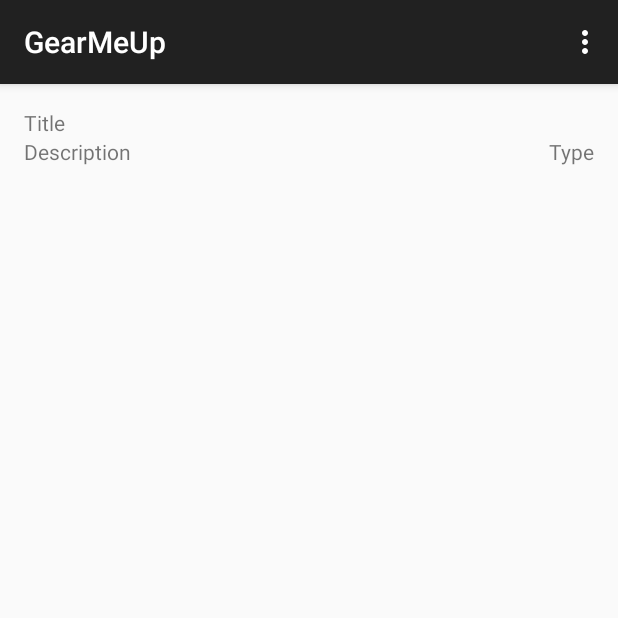
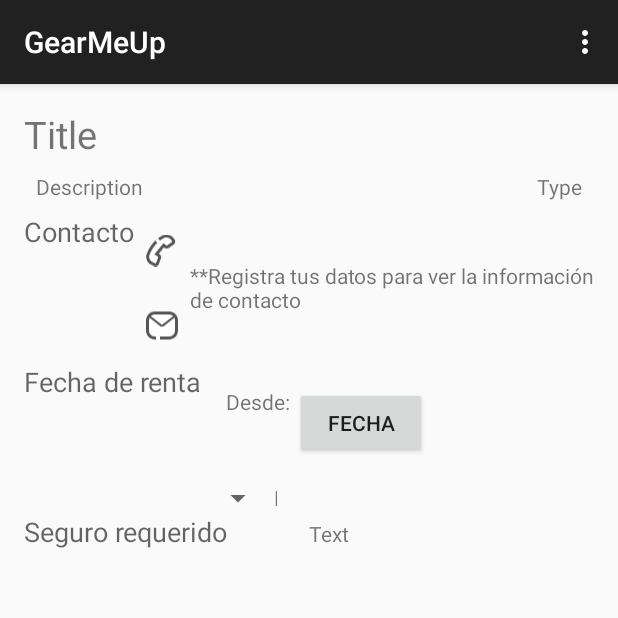
Before and after one commit to ozkarram/gear_me_up, an Android app: the MainActivity screen opened directly, with no data from a screen before it, on a phone screen of 412 x 824 dp, the top half of it. Run offline under Robolectric (Android 15) with nearby library versions, the phone set to English and light mode, and no system bars.

Commit message:
avance en muestra de datos

```diff
--- a/app/src/main/java/com/crashdev/gearmeup/MainActivity.java
+++ b/app/src/main/java/com/crashdev/gearmeup/MainActivity.java
@@ -22,18 +22,8 @@
         return true;
     }
 
-    @Override
-    public boolean onOptionsItemSelected(MenuItem item) {
-        // Handle action bar item clicks here. The action bar will
-        // automatically handle clicks on the Home/Up button, so long
-        // as you specify a parent activity in AndroidManifest.xml.
-        int id = item.getItemId();
+    private void init() {
+        //init date picker
 
-        //noinspection SimplifiableIfStatement
-        if (id == R.id.action_settings) {
-            return true;
-        }
-
-        return super.onOptionsItemSelected(item);
     }
 }
--- a/app/src/main/res/layout/activity_main.xml
+++ b/app/src/main/res/layout/activity_main.xml
@@ -15,11 +15,13 @@
         android:id="@+id/title_offer"
         android:layout_width="match_parent"
         android:layout_height="wrap_content"
+        android:textSize="@dimen/title_text_size"
         android:text="Title"/>
     <LinearLayout
         android:layout_width="match_parent"
         android:layout_height="wrap_content"
-        android:orientation="horizontal">
+        android:orientation="horizontal"
+        android:padding="@dimen/desc_margin">
 
 
         <TextView
@@ -34,8 +36,131 @@
             android:layout_width="wrap_content"
             android:layout_height="wrap_content"
             android:layout_weight="1"
-            android:gravity="right"
+            android:gravity="end"
             android:text="Type"/>
+    </LinearLayout>
+
+    <LinearLayout
+        android:layout_width="match_parent"
+        android:layout_height="100dp"
+        android:orientation="horizontal">
+        <TextView
+            android:layout_width="wrap_content"
+            android:layout_height="wrap_content"
+            android:text="@string/contact_text"
+            android:textAppearance="?android:attr/textAppearanceMedium"/>
+
+        <LinearLayout
+            android:layout_width="wrap_content"
+            android:layout_height="match_parent"
+            android:orientation="vertical">
+            <ImageView
+                android:layout_width="wrap_content"
+                android:layout_height="wrap_content"
+                android:layout_weight="1"
+                android:layout_margin="@dimen/desc_margin"
+                android:id="@+id/imageView"
+                android:src="@drawable/phone"/>
+            <ImageView
+                android:layout_width="wrap_content"
+                android:layout_height="wrap_content"
+                android:layout_weight="1"
+                android:layout_margin="@dimen/desc_margin"
+                android:id="@+id/imageView2"
+                android:src="@drawable/email"/>
+
+        </LinearLayout>
+
+        <LinearLayout
+            android:id="@+id/contact_layout"
+            android:layout_width="match_parent"
+            android:layout_height="match_parent"
+            android:visibility="gone"
+            android:orientation="vertical">
+            <TextView
+                android:layout_width="wrap_content"
+                android:layout_height="wrap_content"
+                android:layout_weight="1"
+                android:text="New Text"
+                android:gravity="center_vertical"
+                android:layout_marginStart="24dp" />
+            <TextView
+                android:layout_width="wrap_content"
+                android:layout_height="wrap_content"
+                android:layout_weight="1"
+                android:text="New Text"
+                android:gravity="center_vertical"
+                android:id="@+id/textViewPhone"
+                android:layout_marginStart="24dp" />
+            </LinearLayout>
+
+        <LinearLayout
+            android:layout_width="wrap_content"
+            android:layout_height="match_parent">
+            <TextView
+                android:layout_width="match_parent"
+                android:layout_height="match_parent"
+                android:gravity="center_vertical"
+                android:text="@string/warning_contact"/>
+            </LinearLayout>
+    </LinearLayout>
+
+    <LinearLayout
+        android:layout_width="match_parent"
+        android:layout_height="100dp"
+        android:orientation="horizontal">
+        <TextView
+            android:layout_width="wrap_content"
+            android:layout_height="wrap_content"
+            android:textAppearance="?android:attr/textAppearanceMedium"
+            android:text="Fecha de renta"/>
+        <LinearLayout
+            android:layout_width="wrap_content"
+            android:layout_height="match_parent"
+            android:orientation="vertical"
+            android:layout_weight="1">
+            <LinearLayout
+                android:layout_width="wrap_content"
+                android:layout_height="wrap_content"
+                android:layout_margin="@dimen/activity_vertical_margin"
+                android:orientation="horizontal">
+                <TextView
+                    android:layout_width="wrap_content"
+                    android:layout_height="match_parent"
+                    android:text="Desde: "/>
+                <Button
+                    android:layout_width="wrap_content"
+                    android:layout_height="wrap_content"
+                    android:text="@string/button_date"/>
+                </LinearLayout>
+            <LinearLayout
+                android:layout_width="50dp"
+                android:layout_height="wrap_content">
+                <Spinner
+                    android:id="@+id/spinner_days"
+                    android:layout_width="wrap_content"
+                    android:layout_height="wrap_content"/>
+                <TextView
+                    android:layout_width="wrap_content"
+                    android:layout_height="wrap_content"
+                    android:text="Días"/>
+                </LinearLayout>
+            </LinearLayout>
+    </LinearLayout>
+    <LinearLayout
+        android:layout_width="match_parent"
+        android:layout_height="wrap_content">
+        <TextView
+            android:layout_width="0dp"
+            android:layout_height="wrap_content"
+            android:layout_weight="1"
+            android:text="@string/insurance_text"
+            android:textAppearance="?android:attr/textAppearanceMedium"/>
+        <TextView
+            android:layout_width="0dp"
+            android:layout_height="wrap_content"
+            android:layout_weight="1"
+            android:text="Text"/>
         </LinearLayout>
 
 
--- a/app/src/main/res/values/dimens.xml
+++ b/app/src/main/res/values/dimens.xml
@@ -2,5 +2,6 @@
     <!-- Default screen margins, per the Android Design guidelines. -->
     <dimen name="activity_horizontal_margin">16dp</dimen>
     <dimen name="activity_vertical_margin">16dp</dimen>
-
+    <dimen name="desc_margin">8dp</dimen>
+    <dimen name="title_text_size">25sp</dimen>
 </resources>
--- a/app/src/main/res/values/strings.xml
+++ b/app/src/main/res/values/strings.xml
@@ -5,5 +5,9 @@
     <string name="hello_world">Hello world!</string>
     <string name="action_settings">Settings</string>
     <string name="title_activity_login">LoginActivity</string>
+    <string name="contact_text">Contacto</string>
+    <string name="warning_contact">**Registra tus datos para ver la información de contacto</string>
+    <string name="button_date">Fecha</string>
+    <string name="insurance_text">Seguro requerido</string>
 
 </resources>
--- /dev/null
+++ b/app/src/main/res/xml/numbers_days.xml
@@ -0,0 +1,4 @@
+<?xml version="1.0" encoding="utf-8"?>
+<PreferenceScreen xmlns:android="http://schemas.android.com/apk/res/android">
+
+</PreferenceScreen>
```
Also changed, not shown: app/src/main/res/drawable-hdpi/email.png (added), app/src/main/res/drawable-hdpi/phone.png (added), 1 other file.
